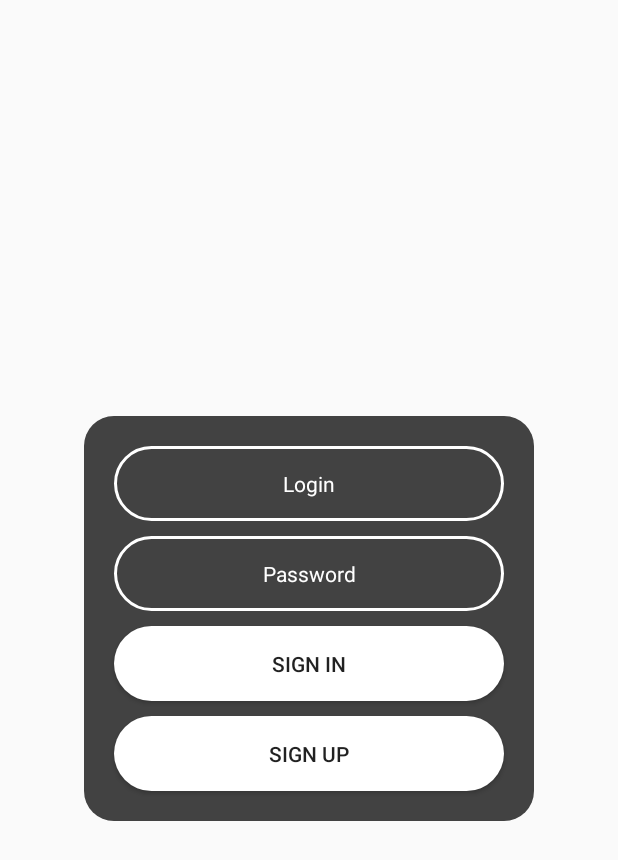
After one commit to KolyaFedorenko/StormWatch, an Android app: the layout authorization_dialog.xml on its own in the app's theme, with its tools: preview values and no code run, on a phone screen of 412 x 824 dp. The commit adds this screen. Shown: the top 860 px of the screen. Run offline under Robolectric (Android 15) with nearby library versions, the phone set to English and light mode, and no system bars.

Commit message:
Added authorization and registration

```diff
--- a/app/src/main/res/layout/activity_main.xml
+++ b/app/src/main/res/layout/activity_main.xml
@@ -4,7 +4,8 @@
     xmlns:tools="http://schemas.android.com/tools"
     android:layout_width="match_parent"
     android:layout_height="match_parent"
-    tools:context=".MainActivity">
+    tools:context=".MainActivity"
+    android:background="@color/grayPrimary">
 
     <androidx.constraintlayout.widget.ConstraintLayout
         android:layout_width="match_parent"
--- /dev/null
+++ b/app/src/main/res/layout/authorization_dialog.xml
@@ -0,0 +1,69 @@
+<?xml version="1.0" encoding="utf-8"?>
+<androidx.constraintlayout.widget.ConstraintLayout xmlns:android="http://schemas.android.com/apk/res/android"
+    android:layout_width="match_parent"
+    android:layout_height="match_parent"
+    xmlns:app="http://schemas.android.com/apk/res-auto">
+
+    <androidx.constraintlayout.widget.ConstraintLayout
+        android:layout_width="300dp"
+        android:layout_height="wrap_content"
+        app:layout_constraintTop_toTopOf="parent"
+        app:layout_constraintBottom_toBottomOf="parent"
+        app:layout_constraintStart_toStartOf="parent"
+        app:layout_constraintEnd_toEndOf="parent"
+        android:background="@drawable/rounded_background">
+
+        <EditText
+            style="@style/EditTextHint"
+            android:id="@+id/dialogEditLogin"
+            android:layout_width="match_parent"
+            android:layout_height="50dp"
+            app:layout_constraintTop_toTopOf="parent"
+            android:background="@drawable/rounded_item"
+            android:hint="@string/login"
+            android:textAlignment="center"
+            android:textColor="@color/white"
+            android:inputType="text"
+            android:layout_marginTop="20dp"
+            android:layout_marginHorizontal="20dp"/>
+
+        <EditText
+            style="@style/EditTextHint"
+            android:id="@+id/dialogEditPassword"
+            android:layout_width="match_parent"
+            android:layout_height="50dp"
+            app:layout_constraintTop_toBottomOf="@id/dialogEditLogin"
+            android:background="@drawable/rounded_item"
+            android:hint="@string/password"
+            android:textAlignment="center"
+            android:textColor="@color/white"
+            android:inputType="textPassword"
+            android:layout_marginTop="10dp"
+            android:layout_marginHorizontal="20dp"/>
+
+        <Button
+            android:id="@+id/dialogButtonSignIn"
+            android:layout_width="match_parent"
+            android:layout_height="50dp"
+            app:layout_constraintTop_toBottomOf="@id/dialogEditPassword"
+            android:text="@string/sign_in"
+            android:background="@drawable/rounded_button_black"
+            android:layout_marginTop="10dp"
+            android:layout_marginHorizontal="20dp"/>
+
+        <Button
+            android:id="@+id/dialogButtonSignUp"
+            android:layout_width="match_parent"
+            android:layout_height="50dp"
+            app:layout_constraintTop_toBottomOf="@id/dialogButtonSignIn"
+            app:layout_constraintBottom_toBottomOf="parent"
+            android:text="@string/sign_up"
+            android:background="@drawable/rounded_button_black"
+            android:layout_marginTop="10dp"
+            android:layout_marginHorizontal="20dp"
+            android:layout_marginBottom="20dp"/>
+
+
+    </androidx.constraintlayout.widget.ConstraintLayout>
+
+</androidx.constraintlayout.widget.ConstraintLayout>
--- a/app/src/main/res/values/strings.xml
+++ b/app/src/main/res/values/strings.xml
@@ -18,4 +18,9 @@
     <string name="audience_average_rating">Audience Average Rating</string>
     <string name="edit_movie">Edit this movie</string>
     <string name="delete_movie">Delete this movie</string>
+    <string name="login">Login</string>
+    <string name="password">Password</string>
+    <string name="sign_in">Sign In</string>
+    <string name="sign_up">Sign Up</string>
+    <string name="sign_out">Sign Out</string>
 </resources>
```
Also changed, not shown: app/src/main/java/com/example/moviereviewer/AddMovieFragment.java (+7 -3 lines), app/src/main/java/com/example/moviereviewer/AuthorizationDialog.java (added, +112 -0 lines), app/src/main/java/com/example/moviereviewer/CustomAlertDialog.java (+13 -1 lines), app/src/main/java/com/example/moviereviewer/MainActivity.java (+55 -2 lines), app/src/main/java/com/example/moviereviewer/MoviesFragment.java (+5 -2 lines), app/src/main/java/com/example/moviereviewer/PasswordHasher.java (added, +70 -0 lines), app/src/main/java/com/example/moviereviewer/ProfileFragment.java (+25 -1 lines), app/src/main/java/com/example/moviereviewer/User.java (added, +40 -0 lines), app/src/main/java/com/example/moviereviewer/ViewPagerAdapter.java (+6 -3 lines), app/src/main/res/layout/fragment_profile.xml (+6 -7 lines).
